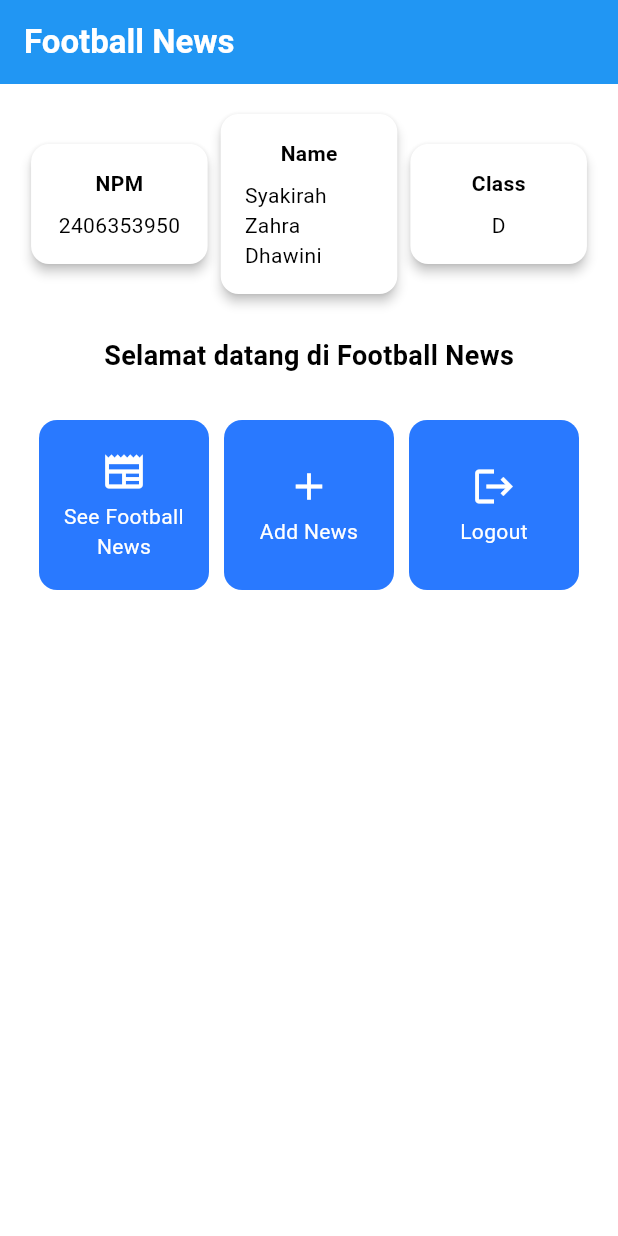
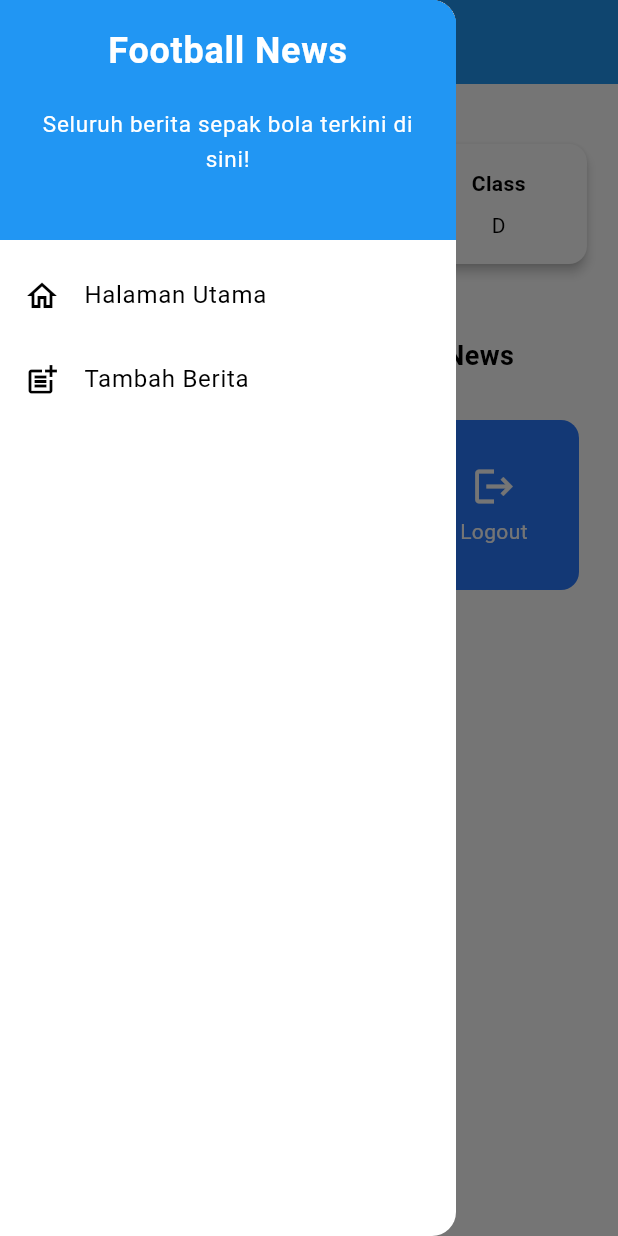
Before and after one commit to Syakirahzd/football-news-mobile, a Flutter app: the screen it shows after launch, with the side drawer open (before the commit the screen has no drawer), on a phone screen of 412 x 824 dp. Run offline on Flutter 3.47's test engine with Material 3 defaults, Android fonts, the phone set to English and light mode, and no system bars.

Commit message:
Tutorial 7 Done

```diff
--- a/lib/main.dart
+++ b/lib/main.dart
@@ -1,5 +1,5 @@
 import 'package:flutter/material.dart';
-import 'package:football_news/menu.dart';
+import 'package:football_news/screens/menu.dart';
 
 void main() {
   runApp(const MyApp());
@@ -33,6 +33,7 @@ class MyApp extends StatelessWidget {
 .copyWith(secondary: Colors.blueAccent[400]),
       ),
       home: MyHomePage(),
+
     );
   }
 }
--- a/lib/menu.dart
+++ b/lib/screens/menu.dart
@@ -1,4 +1,7 @@
 import 'package:flutter/material.dart';
+import 'package:football_news/widgets/left_drawer.dart';
+import 'package:football_news/screens/newslist_form.dart';
+import 'package:football_news/widgets/news_card.dart';
 
 class MyHomePage extends StatelessWidget {
   MyHomePage({super.key});
@@ -26,6 +29,7 @@ class MyHomePage extends StatelessWidget {
         ),
         backgroundColor: Theme.of(context).colorScheme.primary,
       ),
+      drawer: LeftDrawer(),
 
       body: SingleChildScrollView(
         child: Padding(
@@ -109,47 +113,3 @@ class ItemHomepage {
 
   ItemHomepage(this.name, this.icon);
 }
-
-class ItemCard extends StatelessWidget {
-  final ItemHomepage item;
-
-  const ItemCard(this.item, {super.key});
-
-  @override
-  Widget build(BuildContext context) {
-    return Material(
-      color: Theme.of(context).colorScheme.secondary,
-      borderRadius: BorderRadius.circular(12),
-      child: InkWell(
-        onTap: () {
-          ScaffoldMessenger.of(context)
-            ..hideCurrentSnackBar()
-            ..showSnackBar(
-              SnackBar(content: Text("Kamu telah menekan tombol ${item.name}!")),
-            );
-        },
-        child: Container(
-          padding: const EdgeInsets.all(8),
-          child: Center(
-            child: Column(
-              mainAxisAlignment: MainAxisAlignment.center,
-              children: [
-                Icon(
-                  item.icon,
-                  color: Colors.white,
-                  size: 30.0,
-                ),
-                const SizedBox(height: 5),
-                Text(
-                  item.name,
-                  textAlign: TextAlign.center,
-                  style: const TextStyle(color: Colors.white),
-                ),
-              ],
-            ),
-          ),
-        ),
-      ),
-    );
-  }
-}
--- /dev/null
+++ b/lib/widgets/left_drawer.dart
@@ -0,0 +1,74 @@
+import 'package:flutter/material.dart';
+import 'package:football_news/screens/menu.dart';
+import 'package:football_news/screens/newslist_form.dart';
+
+class LeftDrawer extends StatelessWidget {
+  const LeftDrawer({super.key});
+
+  @override
+  Widget build(BuildContext context) {
+    return Drawer(
+      child: ListView(
+        children: [
+          const DrawerHeader(
+            // TODO: Bagian drawer header
+            decoration: BoxDecoration(
+              color: Colors.blue,
+            ),
+            child: Column(
+              children:[
+                Text(
+                  'Football News',
+                  textAlign: TextAlign.center,
+                  style: TextStyle(
+                    fontSize: 24,
+                    fontWeight: FontWeight.bold,
+                    color: Colors.white,
+                  ),
+                ),
+                Padding(padding: EdgeInsets.all(10)),
+                Text(
+                  "Seluruh berita sepak bola terkini di sini!",
+                  textAlign: TextAlign.center,
+                  style: TextStyle(
+                  fontSize: 15,
+                  color: Colors.white,
+                  fontWeight: FontWeight.normal,
+                ),
+                )
+              ]
+            )
+
+          ),
+          // TODO: Bagian routing
+          ListTile(
+            leading: const Icon(Icons.home_outlined),
+            title: const Text('Halaman Utama'),
+            onTap: (){
+              Navigator.pushReplacement(
+                context,
+                MaterialPageRoute(
+                  builder: (context) => MyHomePage(),
+                ),
+              );
+            }
+          ),
+
+          ListTile(
+            leading: const Icon(Icons.post_add),
+            title: const Text('Tambah Berita'),
+            onTap: (){
+              Navigator.pushReplacement(
+                context,
+                MaterialPageRoute(
+                  builder: (context) => NewsFormPage(),
+                ),
+              );
+            }
+          ),
+
+        ],
+      ),
+    );
+  }
+}
--- /dev/null
+++ b/lib/widgets/news_card.dart
@@ -0,0 +1,56 @@
+import 'package:flutter/material.dart';
+import 'package:football_news/screens/menu.dart';
+import 'package:football_news/screens/newslist_form.dart';
+
+class ItemCard extends StatelessWidget {
+  final ItemHomepage item;
+
+  const ItemCard(this.item, {super.key});
+
+  @override
+  Widget build(BuildContext context) {
+    return Material(
+      color: Theme.of(context).colorScheme.secondary,
+      borderRadius: BorderRadius.circular(12),
+      child: InkWell(
+        onTap: () {
+          ScaffoldMessenger.of(context)
+            ..hideCurrentSnackBar()
+            ..showSnackBar(
+              SnackBar(content: Text("Kamu telah menekan tombol ${item.name}!")),
+            );
+
+            if(item.name == "Add News"){
+              Navigator.pushReplacement(
+                context,
+                MaterialPageRoute(
+                  builder: (context) => NewsFormPage(),
+                ),
+              );
+            }
+        },
+        child: Container(
+          padding: const EdgeInsets.all(8),
+          child: Center(
+            child: Column(
+              mainAxisAlignment: MainAxisAlignment.center,
+              children: [
+                Icon(
+                  item.icon,
+                  color: Colors.white,
+                  size: 30.0,
+                ),
+                const SizedBox(height: 5),
+                Text(
+                  item.name,
+                  textAlign: TextAlign.center,
+                  style: const TextStyle(color: Colors.white),
+                ),
+              ],
+            ),
+          ),
+        ),
+      ),
+    );
+  }
+}
```
Also changed, not shown: lib/screens/newslist_form.dart (added, +213 -0 lines).
